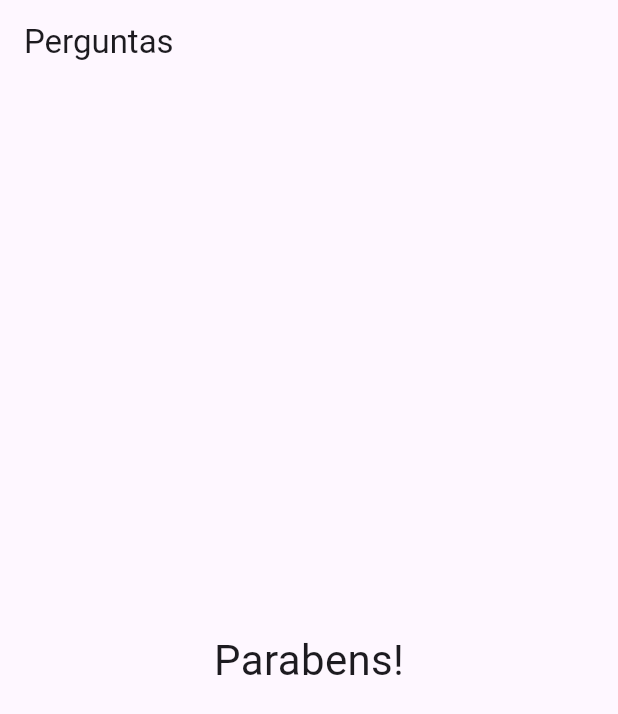
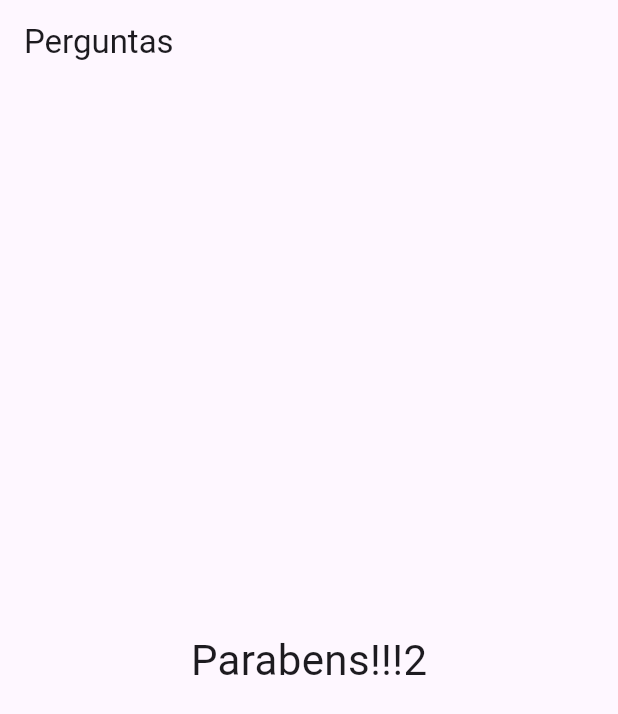
Before and after one commit to Anderlan-Nunes/perguntas, a Flutter app: the screen it shows after launch, after a tap on "Preto", after a tap on "lobo", after a tap on "chocolat", on a phone screen of 412 x 824 dp. Shown: the top 714 px of the screen. Run offline on Flutter 3.47's test engine with Material 3 defaults, Android fonts, the phone set to English and light mode, and no system bars.

Commit message:
dividir eem components sepaarados

```diff
--- a/lib/main.dart
+++ b/lib/main.dart
@@ -1,6 +1,6 @@
 import 'package:flutter/material.dart';
-import './questao.dart';
-import './resposta.dart';
+import 'package:projeto_perguntas/questionario.dart';
+import 'package:projeto_perguntas/resultado.dart';
 
 void main() => runApp(const PerguntaApp());
 
@@ -22,7 +22,7 @@ class _PerguntaAppState extends State<PerguntaApp> {
     }
   ];
 
-  void _responder() {
+  void _quandoResponder() {
     if (temPerguntaSelecionada) {
       setState(() {
         _perguntaSelecionada++;
@@ -36,10 +36,6 @@ class _PerguntaAppState extends State<PerguntaApp> {
 
   @override
   Widget build(BuildContext context) {
-    List<String> respostas = temPerguntaSelecionada
-        ? _perguntas[_perguntaSelecionada]['respostas'] as List<String>
-        : [];
-
     return MaterialApp(
         debugShowCheckedModeBanner: false,
         home: Scaffold(
@@ -47,21 +43,11 @@ class _PerguntaAppState extends State<PerguntaApp> {
             title: const Text('Perguntas'),
           ),
           body: temPerguntaSelecionada
-              ? Column(
-                  children: [
-                    Questao(
-                        _perguntas[_perguntaSelecionada]['texto'] as String),
-                    ...respostas.map((t) => Resposta(t, _responder)),
-                  ],
-                )
-              : const Center(
-                  child: Text(
-                    'Parabens!',
-                    style: TextStyle(
-                      fontSize: 28,
-                    ),
-                  ),
-                ),
+              ? Questionario(
+                  perguntas: _perguntas,
+                  perguntaSelecionada: _perguntaSelecionada,
+                  quandoResponder: _quandoResponder)
+              : const Resultado(),
         ));
   }
 }
--- a/lib/resultado.dart
+++ b/lib/resultado.dart
@@ -7,7 +7,7 @@ class Resultado extends StatelessWidget {
   Widget build(BuildContext context) {
     return const Center(
       child: Text(
-        'Parabens!!!',
+        'Parabens!!!2',
         style: TextStyle(
           fontSize: 28,
         ),
```
